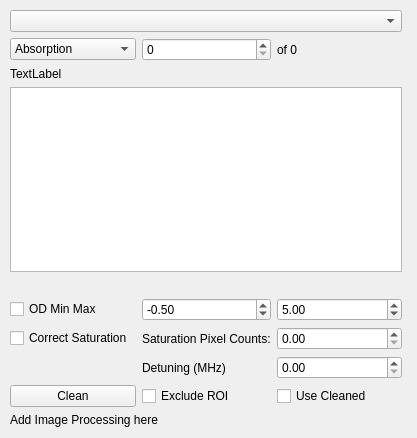
Old version of the form ui/ImageBrowser.ui in the repository shreyaspotnis/ipbec.
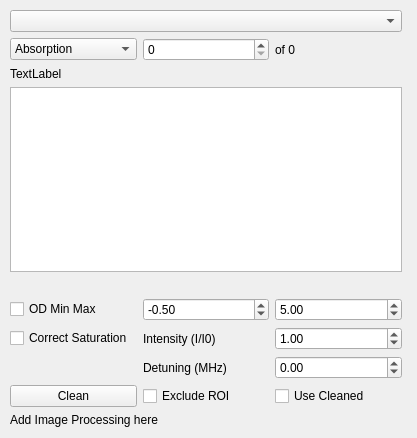
New version of the form.

Commit message: Added atomic transition saturation correction

Diff of the .ui file:
```diff
--- a/ui/ImageBrowser.ui
+++ b/ui/ImageBrowser.ui
@@ -27,7 +27,7 @@
     <item row="10" column="1">
      <widget class="QLabel" name="satPixelCountLabel">
       <property name="text">
-       <string>Saturation Pixel Counts:</string>
+       <string>Intensity (I/I0)</string>
       </property>
      </widget>
     </item>
@@ -50,7 +50,14 @@
      </widget>
     </item>
     <item row="11" column="2">
-     <widget class="QDoubleSpinBox" name="detuningSpin"/>
+     <widget class="QDoubleSpinBox" name="detuningSpin">
+      <property name="minimum">
+       <double>-100.000000000000000</double>
+      </property>
+      <property name="maximum">
+       <double>100.000000000000000</double>
+      </property>
+     </widget>
     </item>
     <item row="6" column="2">
      <widget class="QDoubleSpinBox" name="odMaxSpin">
@@ -143,7 +150,14 @@
      </widget>
     </item>
     <item row="10" column="2">
-     <widget class="QDoubleSpinBox" name="satPixCountsSpin"/>
+     <widget class="QDoubleSpinBox" name="satPixCountsSpin">
+      <property name="maximum">
+       <double>4096.000000000000000</double>
+      </property>
+      <property name="value">
+       <double>1.000000000000000</double>
+      </property>
+     </widget>
     </item>
     <item row="11" column="1">
      <widget class="QLabel" name="detuningLabel">
```
Left out of the diff: 64 changed lines with no effect on the pictures. The commit also changes 4 other files.
